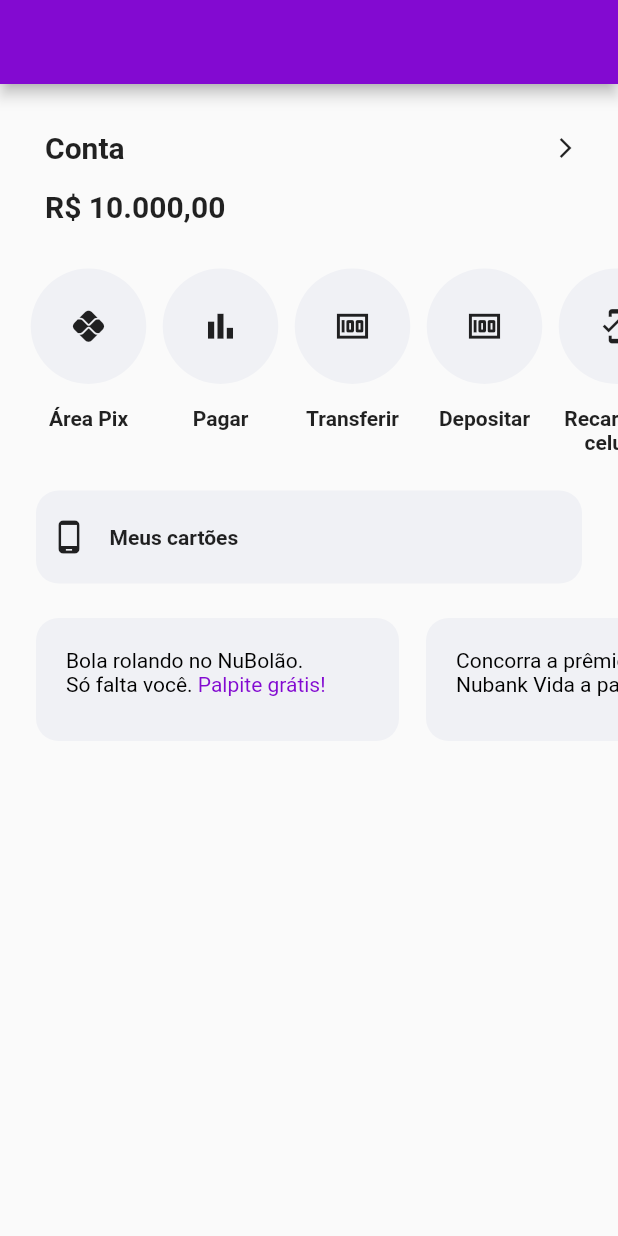
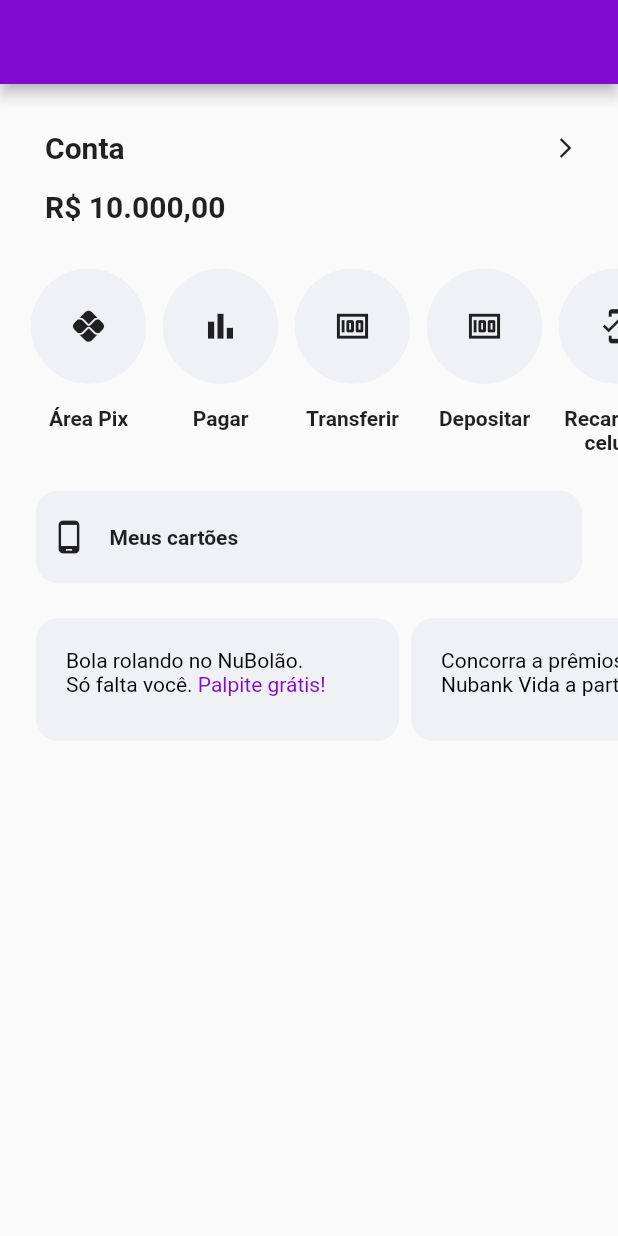
Before and after one commit to ArthurReichert/nubank_app, a Flutter app: the screen it shows after launch, on a phone screen of 412 x 824 dp. Run offline on Flutter 3.47's test engine with Material 2 defaults, Android fonts, the phone set to English and light mode, and no system bars.

```diff
--- a/lib/presentation/screens/widgets/ads.dart
+++ b/lib/presentation/screens/widgets/ads.dart
@@ -1,5 +1,8 @@
 import 'package:flutter/material.dart';
 import 'package:nubank_app/presentation/screens/widgets/ads/ads_class/ads_class.dart';
+
+import '../../themes/theme_colors.dart';
+import 'ads/ads_item.dart';
 
 class Ads extends StatefulWidget {
   const Ads({Key? key}) : super(key: key);
@@ -12,21 +15,15 @@ class _AdsState extends State<Ads> {
   @override
   Widget build(BuildContext context) {
     return SingleChildScrollView(
-      physics: const BouncingScrollPhysics(),
+      physics: BouncingScrollPhysics(),
       scrollDirection: Axis.horizontal,
       padding: const EdgeInsets.only(left: 20, top: 15, right: 20),
       child: Row(
         mainAxisAlignment: MainAxisAlignment.start,
         crossAxisAlignment: CrossAxisAlignment.start,
-        children: const [
+        children: [
           Ads1(),
-          SizedBox(
-            width: 10,
-          ),
           Ads2(),
-          SizedBox(
-            width: 10,
-          ),
           Ads3(),
         ],
       ),
```
Also changed, not shown: lib/presentation/screens/widgets/behavior/scroll_behavior.dart (deleted, +0 -9 lines).
